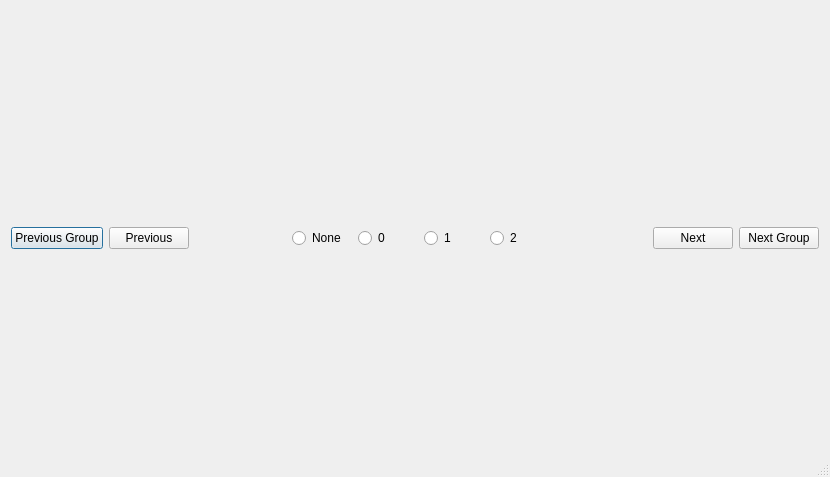
The window that misc/manually_score_images.ui (zachrahan/zplab) describes before a commit, drawn with Qt 5.
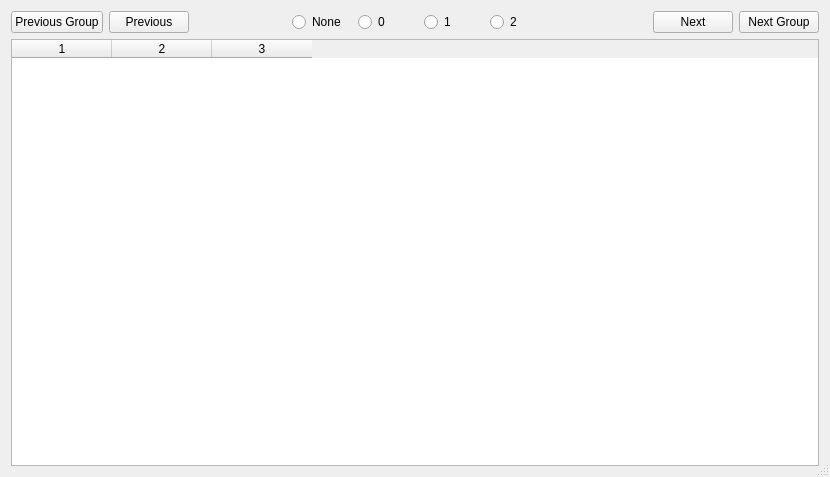
The same window after the commit.

Commit message: Finish basic ManualImageGroupScorer implementation.

Patch:
```diff
--- a/misc/manually_score_images.ui
+++ b/misc/manually_score_images.ui
@@ -24,6 +24,9 @@
        <property name="text">
         <string>Previous Group</string>
        </property>
+       <property name="autoDefault">
+        <bool>false</bool>
+       </property>
       </widget>
      </item>
      <item>
@@ -31,6 +34,9 @@
        <property name="text">
         <string>Previous</string>
        </property>
+       <property name="autoDefault">
+        <bool>false</bool>
+       </property>
       </widget>
      </item>
      <item>
@@ -140,6 +146,9 @@
        <property name="text">
         <string>Next</string>
        </property>
+       <property name="autoDefault">
+        <bool>false</bool>
+       </property>
       </widget>
      </item>
      <item>
@@ -147,10 +156,38 @@
        <property name="text">
         <string>Next Group</string>
        </property>
+       <property name="autoDefault">
+        <bool>false</bool>
+       </property>
       </widget>
      </item>
     </layout>
    </item>
+   <item>
+    <widget class="QTableWidget" name="tableWidget">
+     <property name="editTriggers">
+      <set>QAbstractItemView::NoEditTriggers</set>
+     </property>
+     <property name="selectionMode">
+      <enum>QAbstractItemView::SingleSelection</enum>
+     </property>
+     <property name="selectionBehavior">
+      <enum>QAbstractItemView::SelectRows</enum>
+     </property>
+     <property name="sortingEnabled">
+      <bool>true</bool>
+     </property>
+     <property name="columnCount">
+      <number>3</number>
+     </property>
+     <attribute name="verticalHeaderVisible">
+      <bool>true</bool>
+     </attribute>
+     <column/>
+     <column/>
+     <column/>
+    </widget>
+   </item>
   </layout>
   <action name="actionBackspace">
    <property name="text">
```
The commit also changes 3 other files.
